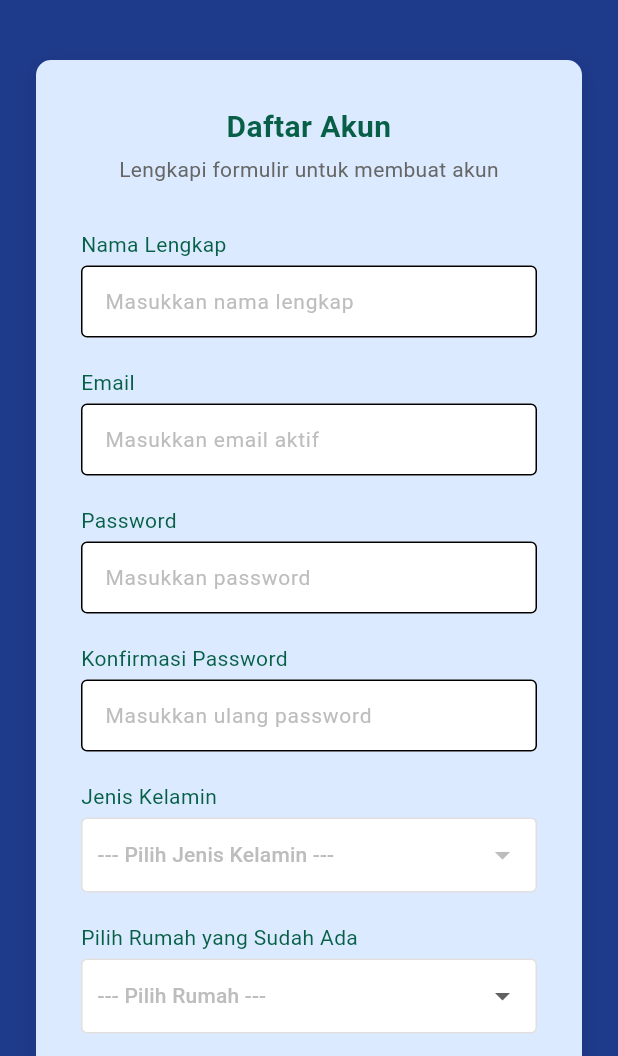
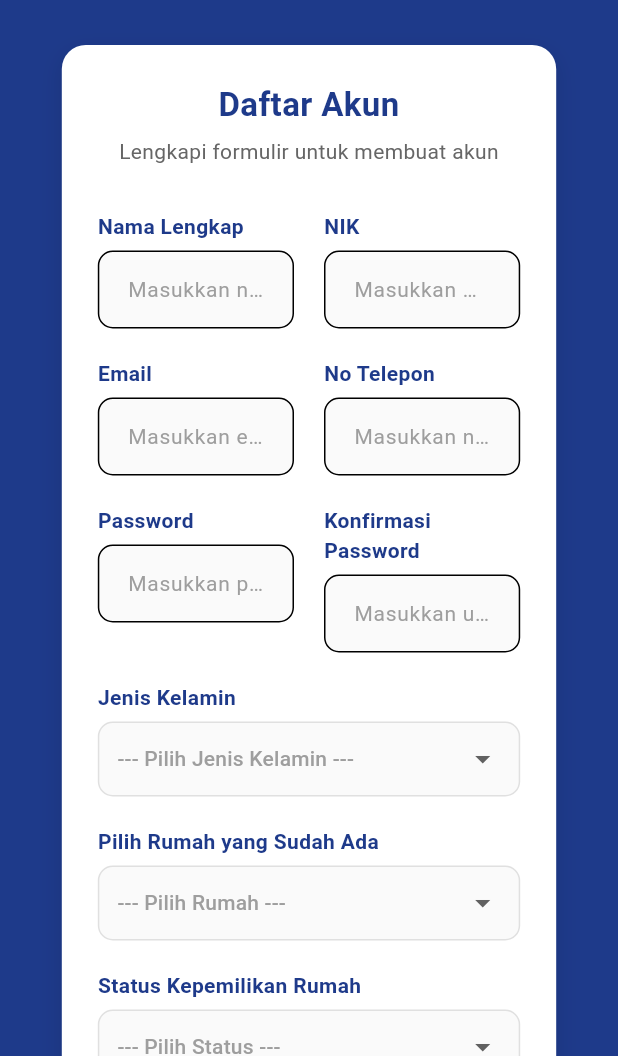
Before and after one commit to Ghetsa/UTS_Mobile_Kelompok3, a Flutter app: the RegisterScreen screen opened by its route, on a phone screen of 412 x 824 dp, the part 180-1236 px from its top. Run offline on Flutter 3.47's test engine with Material 3 defaults, Android fonts, the phone set to English and light mode, and no system bars; our stand-ins replace file_picker, fl_chart.

Commit message:
update register

```diff
--- a/jawara_kelompok3/lib/Register/register.dart
+++ b/jawara_kelompok3/lib/Register/register.dart
@@ -1,6 +1,6 @@
 import 'package:flutter/material.dart';
 import 'package:file_picker/file_picker.dart';
-import '../Theme/app_theme.dart'; // ✅ pakai tema global
+import '../Theme/app_theme.dart';
 
 class RegisterScreen extends StatefulWidget {
   const RegisterScreen({super.key});
@@ -10,18 +10,17 @@ class RegisterScreen extends StatefulWidget {
 }
 
 class _RegisterScreenState extends State<RegisterScreen> {
-  // === Ambil warna dari AppTheme agar konsisten dengan seluruh aplikasi ===
   static const Color primaryDark = AppTheme.primaryBlue;
-  static const Color secondaryCream = AppTheme.lightBlue;
-  static const Color accentGold = Color(0xFFC7B68D); // tetap dipertahankan
-  static const Color textDark = AppTheme.primaryGreen;
+  static const Color accentGold = Color(0xFFC7B68D);
+  static const Color textColor = AppTheme.primaryBlue;
   static const Color secondaryText = Color(0xFF666666);
 
   String? _selectedFileName;
   String? _selectedAddressOption;
+  String? _selectedOwnershipStatus;
+  String? _selectedGender;
 
-  static const String manualAddressOption =
-      'Alamat Rumah (Jika Tidak Ada di List)';
+  static const String manualAddressOption = 'Alamat Rumah (Jika Tidak Ada di List)';
 
   @override
   void initState() {
@@ -34,7 +33,6 @@ class _RegisterScreenState extends State<RegisterScreen> {
       type: FileType.custom,
       allowedExtensions: ['png', 'jpg', 'jpeg', 'pdf'],
     );
-
     if (result != null) {
       setState(() {
         _selectedFileName = result.files.first.name;
@@ -51,30 +49,29 @@ class _RegisterScreenState extends State<RegisterScreen> {
       crossAxisAlignment: CrossAxisAlignment.start,
       children: [
         Text(label,
-            style: const TextStyle(
-              fontWeight: FontWeight.normal,
+            style: TextStyle(
+              fontWeight: FontWeight.w600,
               fontSize: 14,
-              color: textDark,
+              color: textColor,
             )),
-        const SizedBox(height: 4),
+        const SizedBox(height: 6),
         TextFormField(
           obscureText: obscureText,
-          style: const TextStyle(color: textDark),
+          style: TextStyle(color: textColor),
           decoration: InputDecoration(
             hintText: hint,
-            hintStyle: TextStyle(color: Colors.grey.shade400, fontSize: 14),
-            fillColor: Colors.white,
+            hintStyle: TextStyle(color: Colors.grey.shade500, fontSize: 14),
+            fillColor: Colors.grey.shade50,
             filled: true,
             border: OutlineInputBorder(
-              borderRadius: BorderRadius.circular(4),
+              borderRadius: BorderRadius.circular(10),
               borderSide: BorderSide(color: Colors.grey.shade300),
             ),
-            focusedBorder: const OutlineInputBorder(
-              borderRadius: BorderRadius.all(Radius.circular(4)),
+            focusedBorder: OutlineInputBorder(
+              borderRadius: BorderRadius.circular(10),
               borderSide: BorderSide(color: primaryDark, width: 2),
             ),
-            contentPadding:
-                const EdgeInsets.symmetric(horizontal: 12, vertical: 10),
+            contentPadding: const EdgeInsets.symmetric(horizontal: 16, vertical: 14),
           ),
         ),
         const SizedBox(height: 20),
@@ -93,30 +90,28 @@ class _RegisterScreenState extends State<RegisterScreen> {
       crossAxisAlignment: CrossAxisAlignment.start,
       children: [
         Text(label,
-            style: const TextStyle(
-              fontWeight: FontWeight.normal,
+            style: TextStyle(
+              fontWeight: FontWeight.w600,
               fontSize: 14,
-              color: textDark,
+              color: textColor,
             )),
-        const SizedBox(height: 4),
+        const SizedBox(height: 6),
         Container(
-          padding: const EdgeInsets.symmetric(horizontal: 10),
+          padding: const EdgeInsets.symmetric(horizontal: 12),
           decoration: BoxDecoration(
-            color: Colors.white,
-            borderRadius: BorderRadius.circular(4),
+            color: Colors.grey.shade50,
+            borderRadius: BorderRadius.circular(10),
             border: Border.all(color: Colors.grey.shade300),
           ),
           child: DropdownButtonFormField<String>(
             value: selectedValue,
             decoration: const InputDecoration(border: InputBorder.none),
             isExpanded: true,
-            hint: Text(hint,
-                style: TextStyle(color: Colors.grey.shade400, fontSize: 14)),
+            hint: Text(hint, style: TextStyle(color: Colors.grey.shade500, fontSize: 14)),
             items: items
                 .map((value) => DropdownMenuItem(
                       value: value,
-                      child: Text(value,
-                          style: const TextStyle(color: textDark)),
+                      child: Text(value, style: TextStyle(color: textColor, fontSize: 14)),
                     ))
                 .toList(),
             onChanged: onChanged,
@@ -132,34 +127,35 @@ class _RegisterScreenState extends State<RegisterScreen> {
       crossAxisAlignment: CrossAxisAlignment.start,
       children: [
         Text(label,
-            style: const TextStyle(
-              fontWeight: FontWeight.normal,
-              fontSize: 14,
-              color: textDark,
-            )),
-        const SizedBox(height: 4),
+            style: TextStyle(fontWeight: FontWeight.w600, fontSize: 14, color: textColor)),
+        const SizedBox(height: 6),
         InkWell(
           onTap: _pickFile,
-          borderRadius: BorderRadius.circular(4),
+          borderRadius: BorderRadius.circular(12),
           child: Container(
             width: double.infinity,
-            padding: const EdgeInsets.symmetric(horizontal: 16, vertical: 12),
+            padding: const EdgeInsets.symmetric(horizontal: 16, vertical: 14),
             decoration: BoxDecoration(
-              color: secondaryCream,
-              borderRadius: BorderRadius.circular(4),
-              border: Border.all(color: accentGold),
+              color: Colors.grey.shade50,
+              borderRadius: BorderRadius.circular(12),
+              border: Border.all(color: primaryDark, width: 1.2),
+              boxShadow: [
+                BoxShadow(
+                  color: Colors.black.withOpacity(0.05),
+                  blurRadius: 6,
+                  offset: const Offset(0, 3),
+                )
+              ],
             ),
             child: Row(
               mainAxisAlignment: MainAxisAlignment.center,
               children: [
                 Icon(
-                  _selectedFileName != null
-                      ? Icons.check_circle
-                      : Icons.upload_file,
+                  _selectedFileName != null ? Icons.check_circle : Icons.upload_file,
                   color: _selectedFileName != null ? primaryDark : accentGold,
-                  size: 20,
+                  size: 22,
                 ),
-                const SizedBox(width: 8),
+                const SizedBox(width: 10),
                 Expanded(
                   child: Text(
                     _selectedFileName ?? 'Upload foto KK/KTP (.png/.jpg)',
@@ -167,9 +163,10 @@ class _RegisterScreenState extends State<RegisterScreen> {
                     overflow: TextOverflow.ellipsis,
                     style: TextStyle(
                       color: _selectedFileName != null
-                          ? textDark
-                          : primaryDark.withOpacity(0.8),
+                          ? textColor
+                          : primaryDark.withOpacity(0.9),
                       fontSize: 14,
+                      fontWeight: FontWeight.w500,
                     ),
                   ),
                 ),
@@ -189,7 +186,6 @@ class _RegisterScreenState extends State<RegisterScreen> {
       'Rumah Blok C (Jl. Tulip No. 9)',
       manualAddressOption,
     ];
-
     bool showManualInput = _selectedAddressOption == manualAddressOption;
 
     return Column(
@@ -207,8 +203,17 @@ class _RegisterScreenState extends State<RegisterScreen> {
           },
         ),
         if (showManualInput)
-          _buildInputField(
-              label: 'Alamat Rumah (Isi Manual)', hint: 'Blok 5A / No. 10'),
+          Column(
+            crossAxisAlignment: CrossAxisAlignment.start,
+            children: [
+              Text(
+                'Kalau tidak ada di daftar, silakan isi alamat rumah di bawah ini',
+                style: TextStyle(color: secondaryText, fontSize: 12, fontStyle: FontStyle.italic),
+              ),
+              const SizedBox(height: 8),
+              _buildInputField(label: 'Alamat Rumah (Jika Tidak Ada di List)', hint: 'Blok 5A / No. 10'),
+            ],
+          ),
       ],
     );
   }
@@ -216,7 +221,7 @@ class _RegisterScreenState extends State<RegisterScreen> {
   @override
   Widget build(BuildContext context) {
     final screenWidth = MediaQuery.of(context).size.width;
-    final double cardMaxWidth = screenWidth > 600 ? 600.0 : screenWidth * 0.9;
+    final double cardMaxWidth = screenWidth > 470 ? 400.0 : screenWidth * 0.80;
 
     return Scaffold(
       backgroundColor: AppTheme.primaryBlue,
@@ -228,40 +233,34 @@ class _RegisterScreenState extends State<RegisterScreen> {
             child: Column(
               crossAxisAlignment: CrossAxisAlignment.center,
               children: [
-                // Logo
                 Row(
                   mainAxisAlignment: MainAxisAlignment.center,
                   children: [
-                    Image.asset(
-                      'assets/images/Logo_jawara.png',
-                      width: 80,
-                      height: 80,
-                    ),
+                    Image.asset('assets/images/Logo_jawara.png', width: 80, height: 80),
                     const SizedBox(width: 8),
                     const Text(
                       'Jawara',
                       style: TextStyle(
                         fontSize: 28,
-                        fontWeight: FontWeight.w600,
+                        fontWeight: FontWeight.w700,
                         color: Colors.white,
                       ),
                     ),
                   ],
                 ),
-                const SizedBox(height: 40),
+                const SizedBox(height: 30),
 
-                // Card Form
                 ConstrainedBox(
                   constraints: BoxConstraints(maxWidth: cardMaxWidth),
                   child: Container(
-                    padding: const EdgeInsets.all(30.0),
+                    padding: const EdgeInsets.all(24.0),
                     decoration: BoxDecoration(
-                      color: AppTheme.lightBlue,
-                      borderRadius: BorderRadius.circular(10),
+                      color: Colors.white,
+                      borderRadius: BorderRadius.circular(16),
                       boxShadow: [
                         BoxShadow(
                           color: Colors.black.withOpacity(0.1),
-                          blurRadius: 10,
+                          blurRadius: 12,
                           offset: const Offset(0, 5),
                         ),
                       ],
@@ -273,12 +272,12 @@ class _RegisterScreenState extends State<RegisterScreen> {
                           'Daftar Akun',
                           textAlign: TextAlign.center,
                           style: TextStyle(
-                            fontSize: 20,
+                            fontSize: 22,
                             fontWeight: FontWeight.bold,
-                            color: textDark,
+                            color: AppTheme.primaryBlue,
                           ),
                         ),
-                        const SizedBox(height: 4),
+                        const SizedBox(height: 6),
                         const Text(
                           'Lengkapi formulir untuk membuat akun',
                           textAlign: TextAlign.center,
@@ -286,42 +285,69 @@ class _RegisterScreenState extends State<RegisterScreen> {
                         ),
                         const SizedBox(height: 30),
 
-                        // Form field
-                        _buildInputField(
-                            label: 'Nama Lengkap',
-                            hint: 'Masukkan nama lengkap'),
-                        _buildInputField(
-                            label: 'Email', hint: 'Masukkan email aktif'),
+                        // Dua kolom form sejajar
+                        LayoutBuilder(builder: (context, constraints) {
+                          return Row(
+                            crossAxisAlignment: CrossAxisAlignment.start,
+                            children: [
+                              Expanded(
+                                child: Column(
+                                  children: [
+                                    _buildInputField(label: 'Nama Lengkap', hint: 'Masukkan nama lengkap'),
+                                    _buildInputField(label: 'Email', hint: 'Masukkan email aktif'),
                                     _buildInputField(
                                         label: 'Password',
                                         hint: 'Masukkan password',
                                         obscureText: true),
+                                  ],
+                                ),
+                              ),
+                              const SizedBox(width: 20),
+                              Expanded(
+                                child: Column(
+                                  children: [
+                                    _buildInputField(label: 'NIK', hint: 'Masukkan NIK'),
+                                    _buildInputField(label: 'No Telepon', hint: 'Masukkan nomor telepon'),
                                     _buildInputField(
                                         label: 'Konfirmasi Password',
                                         hint: 'Masukkan ulang password',
                                         obscureText: true),
+                                  ],
+                                ),
+                              ),
+                            ],
+                          );
+                        }),
+
+                        // kemudian di build:
                         _buildDropdownField(
                           label: 'Jenis Kelamin',
                           items: const ['Laki-laki', 'Perempuan'],
                           hint: '--- Pilih Jenis Kelamin ---',
+                          selectedValue: _selectedGender,
+                          onChanged: (val) => setState(() => _selectedGender = val),
                         ),
                         _buildAddressSelectionField(),
+                        _buildDropdownField(
+                          label: 'Status Kepemilikan Rumah',
+                          items: const ['Pemilik', 'Penyewa'],
+                          hint: '--- Pilih Status ---',
+                          selectedValue: _selectedOwnershipStatus,
+                          onChanged: (val) => setState(() => _selectedOwnershipStatus = val),
+                        ),
                         _buildFileUploadField(label: 'Foto Identitas'),
 
-                        // Tombol Daftar
                         SizedBox(
                           width: double.infinity,
-                          height: 45,
+                          height: 50,
                           child: ElevatedButton(
-                            onPressed: () {
-                              Navigator.pushReplacementNamed(
-                                  context, '/login');
-                            },
+                            onPressed: () => Navigator.pushReplacementNamed(context, '/login'),
                             style: ElevatedButton.styleFrom(
                               backgroundColor: AppTheme.primaryBlue,
                               shape: RoundedRectangleBorder(
-                                borderRadius: BorderRadius.circular(4),
+                                borderRadius: BorderRadius.circular(12),
                               ),
+                              elevation: 5,
                             ),
                             child: const Text(
                               'Buat Akun',
@@ -335,28 +361,22 @@ class _RegisterScreenState extends State<RegisterScreen> {
                         ),
                         const SizedBox(height: 20),
 
-                        // Link ke Login
-                        Center(
-                          child: Row(
+                        Row(
                           mainAxisAlignment: MainAxisAlignment.center,
                           children: [
                             const Text('Sudah punya akun? ',
                                 style: TextStyle(color: secondaryText)),
                             GestureDetector(
-                                onTap: () {
-                                  Navigator.pushReplacementNamed(
-                                      context, '/login');
-                                },
+                              onTap: () => Navigator.pushReplacementNamed(context, '/login'),
                               child: const Text(
                                 'Masuk',
                                 style: TextStyle(
-                                    color: primaryDark,
+                                  color: AppTheme.primaryBlue,
                                   fontWeight: FontWeight.bold,
                                 ),
                               ),
                             ),
                           ],
-                          ),
                         ),
                       ],
                     ),
```
Lines whose indentation alone changed are shown as unchanged.
